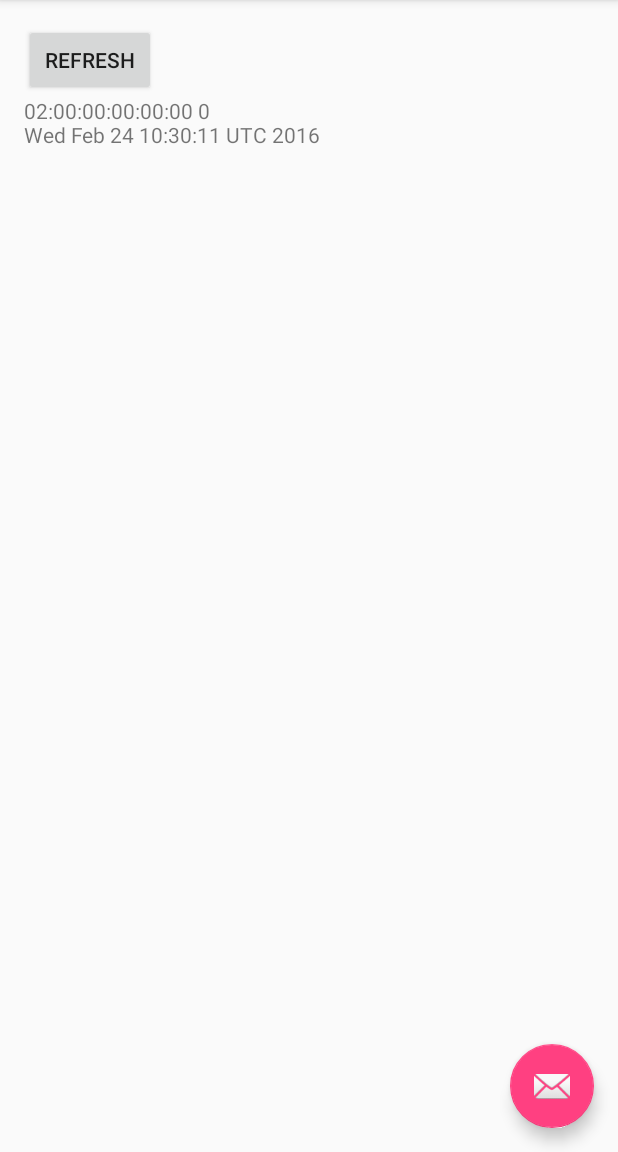
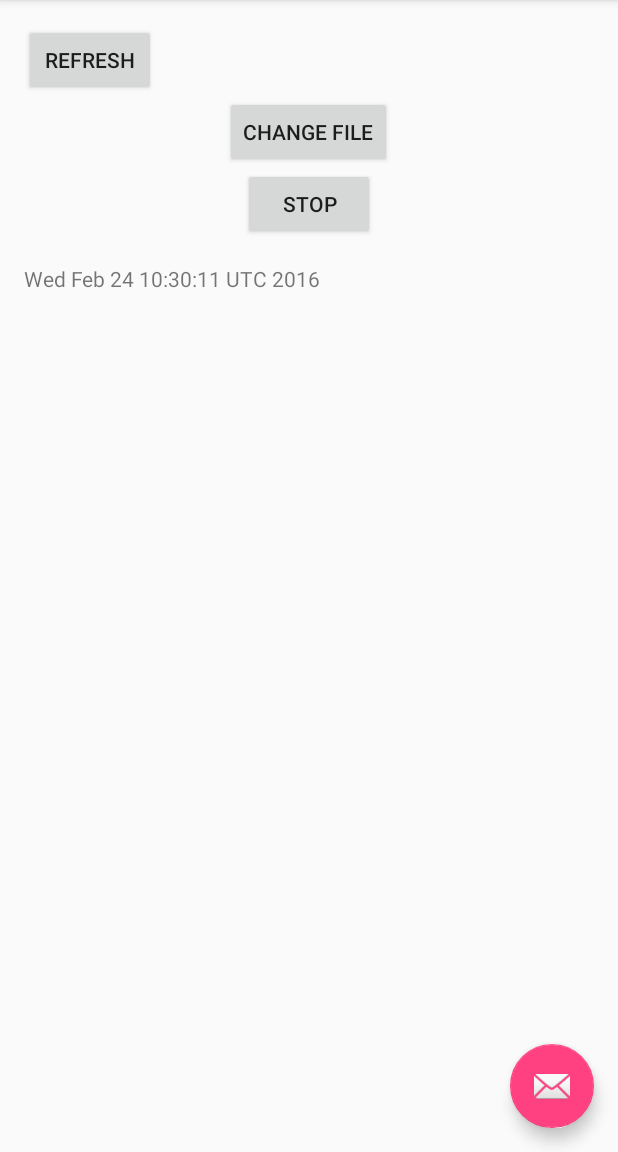
Before and after one commit to Dilu9218/TestRSSI, an Android app: the screen it shows after launch (MainActivity), after a tap on "REFRESH", on a phone screen of 412 x 824 dp, the part 84-1236 px from its top. Run offline under Robolectric (Android 15) with nearby library versions, the phone set to English and light mode, and no system bars; network calls fail; 1 statement that could not run was skipped.

Commit message:
write data to separate files

```diff
--- a/app/src/main/java/com/score/dilushi/rssi/MainActivity.java
+++ b/app/src/main/java/com/score/dilushi/rssi/MainActivity.java
@@ -26,7 +26,9 @@ import java.io.IOException;
 import java.net.DatagramPacket;
 import java.net.DatagramSocket;
 import java.net.InetAddress;
+import java.text.SimpleDateFormat;
 import java.util.Calendar;
+import java.util.Date;
 import java.util.LinkedList;
 import java.util.Timer;
 import java.util.TimerTask;
@@ -34,13 +36,14 @@ import java.util.TimerTask;
 import static android.app.PendingIntent.getActivity;
 
 public class MainActivity extends AppCompatActivity {
-
+String filename="";
     public String nodeMAC;
     RTIPacket rtiPacket;
 
     @Override
     protected void onCreate(Bundle savedInstanceState) {
         super.onCreate(savedInstanceState);
+        generatefilename();
         setContentView(R.layout.activity_main);
         Toolbar toolbar = (Toolbar) findViewById(R.id.toolbar);
         setSupportActionBar(toolbar);
@@ -53,7 +56,14 @@ public class MainActivity extends AppCompatActivity {
                         .setAction("Action", null).show();
             }
         });
+        Button cfile=(Button)findViewById(R.id.chngfile);
+        cfile.setOnClickListener(new View.OnClickListener() {
+            @Override
+            public void onClick(View v) {
+                generatefilename();
 
+            }
+        });
         Button b=(Button)findViewById(R.id.ref_button);
         b.setOnClickListener(new View.OnClickListener() {
             @Override
@@ -76,7 +86,13 @@ public class MainActivity extends AppCompatActivity {
             }
         });
     }
-
+public void generatefilename(){
+    filename="RSSIdata";
+    SimpleDateFormat s = new SimpleDateFormat("ddMMyyyyhhmmss");
+    String format = s.format(new Date());
+    filename=filename+format+".txt";
+    Toast.makeText(getApplicationContext(),filename,Toast.LENGTH_LONG).show();
+}
     @Override
     public boolean onCreateOptionsMenu(Menu menu) {
         // Inflate the menu; this adds items to the action bar if it is present.
@@ -112,8 +128,8 @@ public class MainActivity extends AppCompatActivity {
     }, 0, 1000);
 */
 
-    public RTIPacket UpdateRSSI(){
-    //public String UpdateRSSI(){
+    //public RTIPacket UpdateRSSI(){
+    public String UpdateRSSI(){
 
         rtiPacket = new RTIPacket();
         //rtiPacket.addIdRssiPair(1, -20);
@@ -139,15 +155,14 @@ public class MainActivity extends AppCompatActivity {
             //Toast.makeText(getApplicationContext(), "This is the toast", Toast.LENGTH_SHORT).show();
             //Integer.valueOf(result0.BSSID);
             int rssi0 = result0.level;
+            String rssiString0 = String.valueOf(rssi0);
+            fullpath=fullpath+" "+ssid0+" "+rssiString0+"\n";
 
             rtiPacket.addIdRssiPair(bssid0, rssi0);
-
-            String rssiString0 = String.valueOf(rssi0);
-            fullpath=fullpath+" "+ssid0+" -> "+rssiString0+"\n";
         }
-
-        //return fullpath;
-        return rtiPacket;
+        Syncer(fullpath);
+        return fullpath;
+        //return rtiPacket;
     }
 
     public void client(String str) throws IOException {
@@ -187,7 +202,7 @@ public class MainActivity extends AppCompatActivity {
 
     public void Syncer(String s) {
         File sdcard = Environment.getExternalStorageDirectory();
-        File unloadfile = new File(sdcard, "/RSSIDATA2.txt");
+        File unloadfile = new File(sdcard, "/"+filename);
         /*SimpleDateFormat date = new SimpleDateFormat("dd/MM/yyyy");
         //Give you current date currentDate = date.format(new Date());SimpleDateFormat time = new SimpleDateFormat("hh:mm a");
         //Give you current time currentTime = time.format(new Date());
@@ -197,7 +212,7 @@ public class MainActivity extends AppCompatActivity {
             try {
                 unloadfile.createNewFile();
             } catch (Exception e) {
-
+                Toast.makeText(getApplicationContext(),e.getMessage(),Toast.LENGTH_LONG).show();
             }
         }
 
@@ -219,8 +234,8 @@ public class MainActivity extends AppCompatActivity {
 
             @Override
             protected String doInBackground(Void... voids) {
-                //String re = UpdateRSSI();
-                rtiPacket = UpdateRSSI();
+                String re = UpdateRSSI();
+                //rtiPacket = UpdateRSSI();
 
                 try {
                     //client(re);
@@ -238,8 +253,8 @@ public class MainActivity extends AppCompatActivity {
                     e.printStackTrace();
                 }
 
-                //return re;
-                return rtiPacket.getPacketString();
+                return re;
+               // return rtiPacket.getPacketString();
             }
 
             @Override
@@ -288,7 +303,7 @@ public class MainActivity extends AppCompatActivity {
 
                 for(int index=0; index<size; index++) {
                     packetString = packetString + " " + String.valueOf(idStringList.get(index)) + " "
-                            + String.valueOf(rssiList.get(index));
+                            + String.valueOf(rssiList.get(index))+"\n";
                 }
 
                 return packetString;
--- a/app/src/main/res/layout/content_main.xml
+++ b/app/src/main/res/layout/content_main.xml
@@ -19,6 +19,19 @@
         android:text="Refresh"
         android:id="@+id/ref_button" />
 
+    <Button
+        android:layout_width="wrap_content"
+        android:layout_height="wrap_content"
+        android:text="Change File"
+        android:id="@+id/chngfile"
+        android:layout_gravity="center_horizontal" />
+    <Button
+        android:layout_width="wrap_content"
+        android:layout_height="wrap_content"
+        android:text="Stop"
+        android:id="@+id/stop_button"
+        android:layout_gravity="center_horizontal" />
+
     <TextView
         android:layout_width="wrap_content"
         android:layout_height="wrap_content"
```
